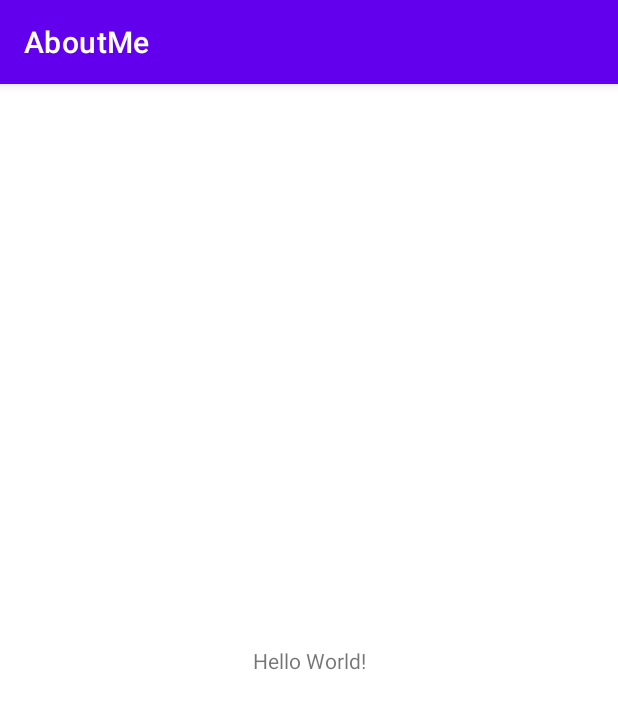
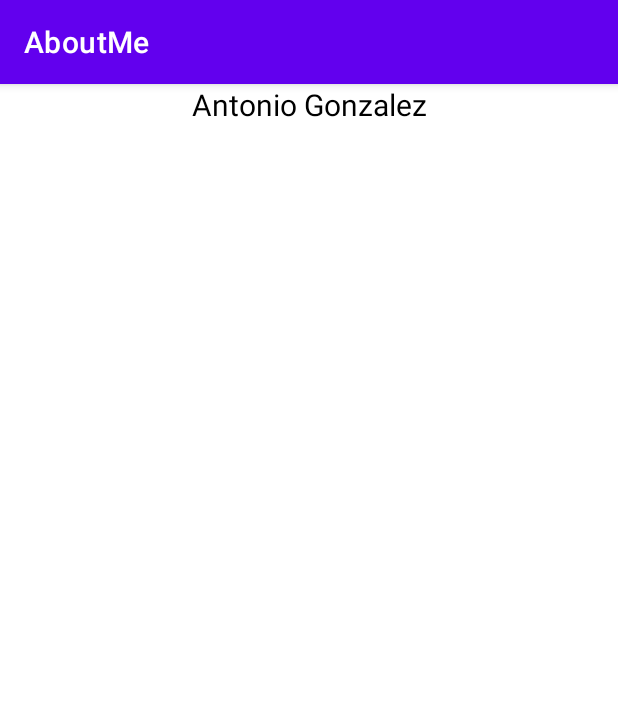
Before and after one commit to antorpo/compumovil_2021-1, an Android app: the screen it shows after launch (MainActivity), on a phone screen of 412 x 824 dp. Shown: the top 709 px of the screen. Run offline under Robolectric (Android 15) with nearby library versions, the phone set to English and light mode, and no system bars.

Commit message:
Creacion de recursos String y Dimension para no colocar valores hardcodeados sino que puedan ser dinamicos cambiando unicamente un archivo .xml que contiene su valor actual.

```diff
--- a/codelab_00/AboutMe/app/src/main/res/layout/activity_main.xml
+++ b/codelab_00/AboutMe/app/src/main/res/layout/activity_main.xml
@@ -1,18 +1,19 @@
 <?xml version="1.0" encoding="utf-8"?>
-<androidx.constraintlayout.widget.ConstraintLayout xmlns:android="http://schemas.android.com/apk/res/android"
+<LinearLayout xmlns:android="http://schemas.android.com/apk/res/android"
     xmlns:app="http://schemas.android.com/apk/res-auto"
     xmlns:tools="http://schemas.android.com/tools"
     android:layout_width="match_parent"
     android:layout_height="match_parent"
+    android:orientation="vertical"
     tools:context=".MainActivity">
 
     <TextView
-        android:layout_width="wrap_content"
+        android:id="@+id/name_text"
+        android:layout_width="match_parent"
         android:layout_height="wrap_content"
-        android:text="Hello World!"
-        app:layout_constraintBottom_toBottomOf="parent"
-        app:layout_constraintLeft_toLeftOf="parent"
-        app:layout_constraintRight_toRightOf="parent"
-        app:layout_constraintTop_toTopOf="parent" />
-
-</androidx.constraintlayout.widget.ConstraintLayout>
+        android:text="@string/name"
+        android:textAlignment="center"
+        android:textAppearance="@style/TextAppearance.AppCompat.Body1"
+        android:textColor="#000000"
+        android:textSize="@dimen/text_size" />
+</LinearLayout>
--- /dev/null
+++ b/codelab_00/AboutMe/app/src/main/res/values/dimens.xml
@@ -0,0 +1,4 @@
+<?xml version="1.0" encoding="utf-8"?>
+<resources>
+    <dimen name="text_size">20sp</dimen>
+</resources>
--- a/codelab_00/AboutMe/app/src/main/res/values/strings.xml
+++ b/codelab_00/AboutMe/app/src/main/res/values/strings.xml
@@ -1,3 +1,4 @@
 <resources>
     <string name="app_name">AboutMe</string>
+    <string name="name">Antonio Gonzalez</string>
 </resources>
```
